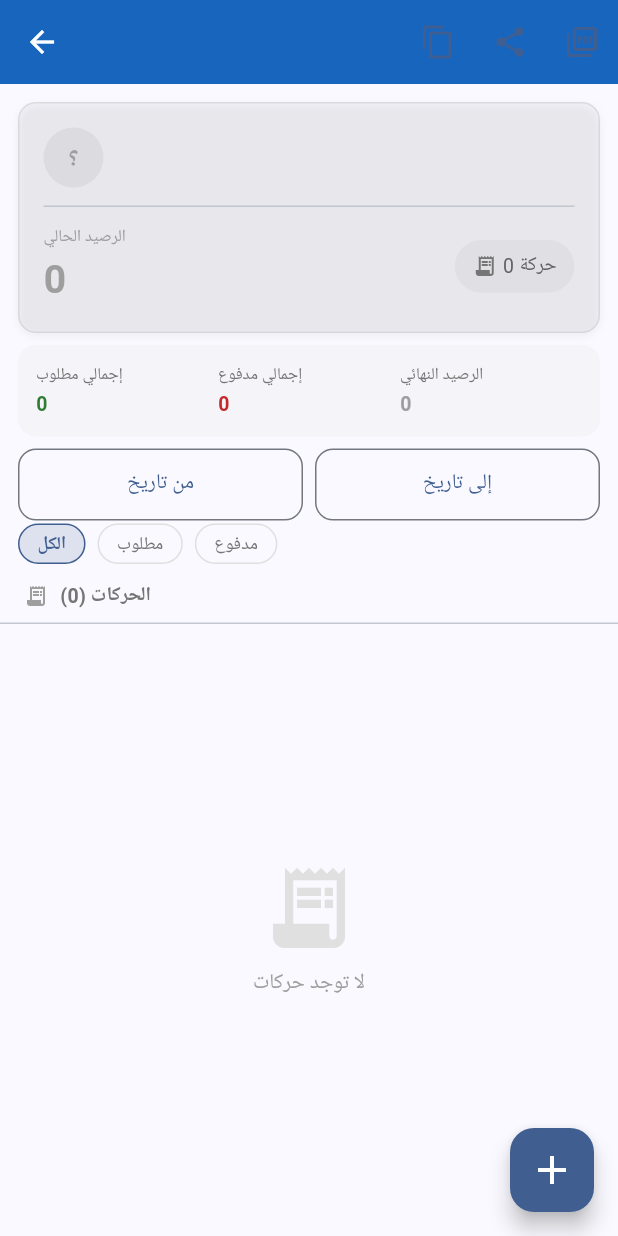
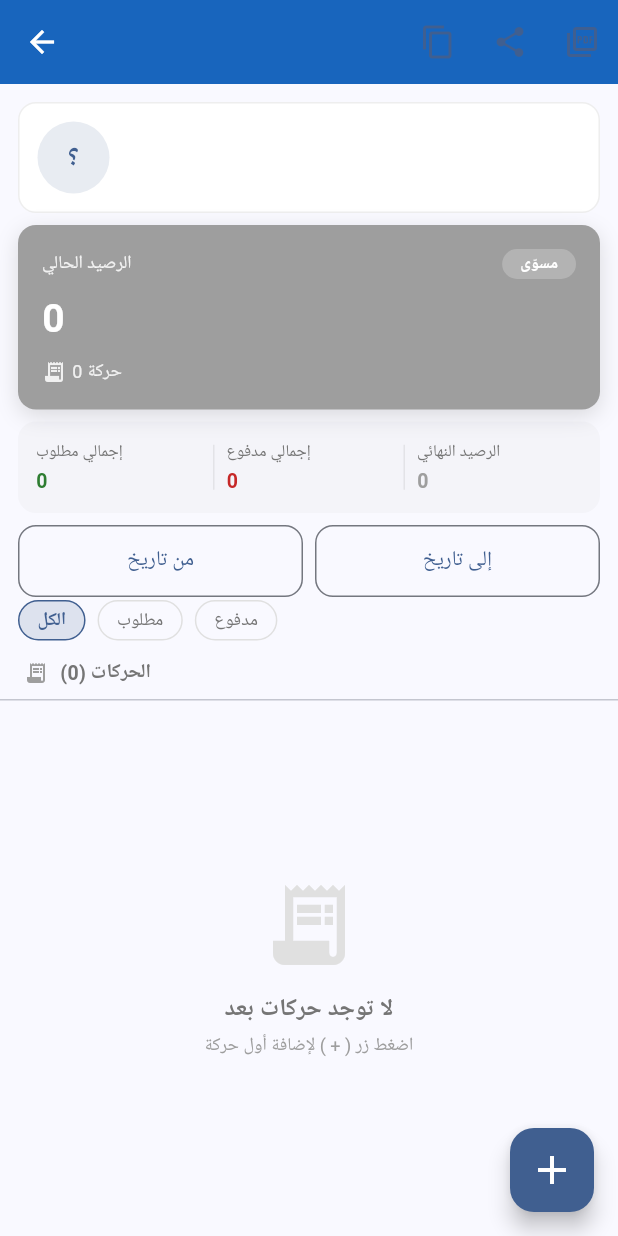
Before and after one commit to Mohammad-Hasan-it-96/Accounting-Book, a Flutter app: the CustomerDetailsScreen screen opened directly with empty values, on a phone screen of 412 x 824 dp. Run offline on Flutter 3.47's test engine with Material 3 defaults, Android fonts, the phone set to English and light mode, and no system bars; our stand-ins replace device_info_plus, file_picker, flutter_secure_storage, local_auth, package_info_plus, pdf and 4 more; missing offline and left inert: android_id, workmanager; accounts and stored records are empty; network calls fail.

Commit message:
Improve CustomerDetailsScreen: bold balance card, cleaner layout
- Split combined header into a customer-info card and a prominent
  color-filled balance hero card with a status pill
- Declutter transaction tile: badge+date inline, running balance in
  details column, edit/delete moved to a popup menu
- Richer empty state distinguishing "no transactions" from
  "no matches for filter" with a clear-filter action
- Tighten spacing and add separators between summary values

No balance calculations or business logic changed.

Co-Authored-By: Claude Opus 4.8 (1M context) <noreply@anthropic.com>

```diff
--- a/lib/screens/customer_details/customer_details_screen.dart
+++ b/lib/screens/customer_details/customer_details_screen.dart
@@ -306,6 +306,11 @@ class _CustomerDetailsScreenState extends State<CustomerDetailsScreen> {
         : _balance > 0
             ? AppColors.income
             : AppColors.expense;
+    final balanceStatus = _balance == 0
+        ? 'مسوّى'
+        : _balance > 0
+            ? 'مطلوب'
+            : 'مدفوع';
 
     return PopScope<bool>(
       canPop: false,
@@ -375,13 +380,15 @@ class _CustomerDetailsScreenState extends State<CustomerDetailsScreen> {
           ? const Center(child: CircularProgressIndicator())
           : Column(
               children: [
-                // ─── بطاقة معلومات العميل ────────────────────────────
-                _CustomerHeader(
-                  customer: widget.customer,
-                  currency: widget.currency,
+                // ─── معلومات العميل ─────────────────────────────────
+                _CustomerHeader(customer: widget.customer),
+                // ─── بطاقة الرصيد (بارزة) ───────────────────────────
+                _BalanceCard(
                   balance: _balance,
+                  currencyName: widget.currency.displayName,
+                  balanceColor: balanceColor,
+                  status: balanceStatus,
                   txCount: _transactions.length,
-                  balanceColor: balanceColor,
                 ),
                 _SummarySection(
                   summary: summary,
@@ -492,19 +499,15 @@ class _CustomerDetailsScreenState extends State<CustomerDetailsScreen> {
                 // ─── قائمة الحركات (الأحدث أولاً) ──────────────────
                 Expanded(
                   child: visibleTransactions.isEmpty
-                      ? Center(
-                          child: Column(
-                            mainAxisSize: MainAxisSize.min,
-                            children: [
-                              Icon(Icons.receipt_long,
-                                  size: AppIconSize.empty,
-                                  color: Colors.grey.shade300),
-                              const SizedBox(height: AppSpacing.sm),
-                              Text('لا توجد حركات',
-                                  style: TextStyle(
-                                      color: Colors.grey.shade500)),
-                            ],
-                          ),
+                      ? _EmptyTransactions(
+                          filtered: _fromDate != null ||
+                              _toDate != null ||
+                              _txTypeFilter != 0,
+                          onClearFilter: () => setState(() {
+                            _fromDate = null;
+                            _toDate = null;
+                            _txTypeFilter = 0;
+                          }),
                         )
                       : RefreshIndicator(
                           onRefresh: _load,
@@ -574,131 +577,198 @@ class _CustomerDetailsScreenState extends State<CustomerDetailsScreen> {
   }
 }
 
-// ─── بطاقة معلومات العميل ────────────────────────────────────────────────────
+// ─── معلومات العميل ──────────────────────────────────────────────────────────
 class _CustomerHeader extends StatelessWidget {
   final Customer customer;
-  final Currency currency;
+
+  const _CustomerHeader({required this.customer});
+
+  @override
+  Widget build(BuildContext context) {
+    final primary = Theme.of(context).colorScheme.primary;
+    final groupName = safeGroupName(customer);
+    final hasPhone = customer.gsm != null && customer.gsm!.isNotEmpty;
+    final isDark = Theme.of(context).brightness == Brightness.dark;
+
+    return Container(
+      width: double.infinity,
+      margin: const EdgeInsets.fromLTRB(
+          AppSpacing.md, AppSpacing.md, AppSpacing.md, AppSpacing.xs),
+      padding: const EdgeInsets.all(AppSpacing.md),
+      decoration: BoxDecoration(
+        color: isDark ? AppColors.cardDark : Colors.white,
+        borderRadius: AppRadius.mdAll,
+        border: Border.all(color: Colors.grey.shade200),
+      ),
+      child: Row(
+        children: [
+          CircleAvatar(
+            radius: 24,
+            backgroundColor: primary.withValues(alpha: 0.12),
+            child: Text(
+              customer.name.isNotEmpty ? customer.name[0] : '؟',
+              style: TextStyle(
+                  color: primary,
+                  fontWeight: FontWeight.bold,
+                  fontSize: AppFontSize.title),
+            ),
+          ),
+          const SizedBox(width: AppSpacing.md),
+          Expanded(
+            child: Column(
+              crossAxisAlignment: CrossAxisAlignment.start,
+              mainAxisSize: MainAxisSize.min,
+              children: [
+                Text(
+                  customer.name,
+                  maxLines: 1,
+                  overflow: TextOverflow.ellipsis,
+                  style: AppTextStyles.titleBold,
+                ),
+                if (hasPhone) ...[
+                  const SizedBox(height: AppSpacing.xxs),
+                  _InfoLine(icon: Icons.phone_outlined, text: customer.gsm!),
+                ],
+                if (groupName != null) ...[
+                  const SizedBox(height: AppSpacing.xxs),
+                  _InfoLine(icon: Icons.folder_outlined, text: groupName),
+                ],
+              ],
+            ),
+          ),
+        ],
+      ),
+    );
+  }
+}
+
+// سطر معلومة ثانوية (أيقونة + نص)
+class _InfoLine extends StatelessWidget {
+  final IconData icon;
+  final String text;
+  const _InfoLine({required this.icon, required this.text});
+
+  @override
+  Widget build(BuildContext context) {
+    return Row(
+      children: [
+        Icon(icon, size: AppIconSize.sm, color: Colors.grey.shade500),
+        const SizedBox(width: AppSpacing.xs),
+        Expanded(
+          child: Text(
+            text,
+            maxLines: 1,
+            overflow: TextOverflow.ellipsis,
+            style: TextStyle(
+                fontSize: AppFontSize.body, color: Colors.grey.shade600),
+          ),
+        ),
+      ],
+    );
+  }
+}
+
+// ─── بطاقة الرصيد (بارزة) ────────────────────────────────────────────────────
+class _BalanceCard extends StatelessWidget {
   final double balance;
+  final String currencyName;
+  final Color balanceColor;
+  final String status;
   final int txCount;
-  final Color balanceColor;
 
-  const _CustomerHeader({
-    required this.customer,
-    required this.currency,
+  const _BalanceCard({
     required this.balance,
+    required this.currencyName,
+    required this.balanceColor,
+    required this.status,
     required this.txCount,
-    required this.balanceColor,
   });
 
   @override
   Widget build(BuildContext context) {
-    final groupName = safeGroupName(customer);
     return Container(
       width: double.infinity,
       margin: const EdgeInsets.fromLTRB(
-          AppSpacing.md, AppSpacing.md, AppSpacing.md, AppSpacing.xs),
+          AppSpacing.md, AppSpacing.xs, AppSpacing.md, AppSpacing.xs),
       padding: const EdgeInsets.all(AppSpacing.lg),
       decoration: BoxDecoration(
-         color: balanceColor.withValues(alpha: 0.07),
+        color: balanceColor,
         borderRadius: AppRadius.mdAll,
-         border: Border.all(color: balanceColor.withValues(alpha: 0.25)),
         boxShadow: [
           BoxShadow(
-             color: Colors.black.withValues(alpha: 0.05),
-             blurRadius: 4,
-             offset: Offset(0, 2),
+            color: balanceColor.withValues(alpha: 0.35),
+            blurRadius: 12,
+            offset: const Offset(0, 4),
           ),
         ],
       ),
       child: Column(
         crossAxisAlignment: CrossAxisAlignment.start,
         children: [
-          // ─── الاسم ────────────────────────────────────────────────
           Row(
-            children: [
-              CircleAvatar(
-                radius: 20,
-                backgroundColor: balanceColor.withValues(alpha: 0.15),
-                child: Text(
-                  customer.name.isNotEmpty ? customer.name[0] : '؟',
-                  style: TextStyle(
-                      color: balanceColor, fontWeight: FontWeight.bold),
-                ),
-              ),
-              const SizedBox(width: AppSpacing.md),
-              Expanded(
-                child: Column(
-                  crossAxisAlignment: CrossAxisAlignment.start,
+            mainAxisAlignment: MainAxisAlignment.spaceBetween,
             children: [
               Text(
-                      customer.name,
-                      style: AppTextStyles.subtitleBold,
-                    ),
-                    if (customer.gsm != null && customer.gsm!.isNotEmpty)
-                      Text(
-                        customer.gsm!,
+                'الرصيد الحالي',
                 style: TextStyle(
-                            color: Colors.grey.shade600,
-                            fontSize: AppFontSize.body),
-                      ),
-                    if (groupName != null)
-                      Text(
-                        'المجموعة: $groupName',
-                        style: TextStyle(
-                            color: Colors.grey.shade600,
+                    color: Colors.white.withValues(alpha: 0.85),
                     fontSize: AppFontSize.small),
               ),
-                  ],
+              Container(
+                padding: const EdgeInsets.symmetric(
+                    horizontal: AppSpacing.md, vertical: AppSpacing.xxs),
+                decoration: ShapeDecoration(
+                  color: Colors.white.withValues(alpha: 0.22),
+                  shape: const StadiumBorder(),
+                ),
+                child: Text(
+                  status,
+                  style: const TextStyle(
+                      color: Colors.white,
+                      fontSize: AppFontSize.caption,
+                      fontWeight: FontWeight.bold),
                 ),
               ),
             ],
           ),
-          const SizedBox(height: AppSpacing.md),
-          const Divider(height: 1),
-          const SizedBox(height: AppSpacing.md),
-          // ─── الرصيد + عدد الحركات ────────────────────────────────
+          const SizedBox(height: AppSpacing.sm),
           Row(
-            mainAxisAlignment: MainAxisAlignment.spaceBetween,
+            crossAxisAlignment: CrossAxisAlignment.baseline,
+            textBaseline: TextBaseline.alphabetic,
             children: [
-              // الرصيد
-              Column(
-                crossAxisAlignment: CrossAxisAlignment.start,
-                children: [
-                  Text('الرصيد الحالي',
-                      style: TextStyle(
-                          fontSize: AppFontSize.caption,
-                          color: Colors.grey.shade500)),
-                  const SizedBox(height: AppSpacing.xxs),
-                   Text(
-                     '${FormatHelper.formatAmount(balance)} ${currency.displayName}',
-                     style: TextStyle(
-                         color: balanceColor,
+              Flexible(
+                child: Text(
+                  FormatHelper.formatAmount(balance),
+                  maxLines: 1,
+                  overflow: TextOverflow.ellipsis,
+                  style: const TextStyle(
+                      color: Colors.white,
                       fontSize: AppFontSize.display,
                       fontWeight: FontWeight.bold),
                 ),
+              ),
+              const SizedBox(width: AppSpacing.xs),
+              Text(
+                currencyName,
+                style: TextStyle(
+                    color: Colors.white.withValues(alpha: 0.85),
+                    fontSize: AppFontSize.subtitle,
+                    fontWeight: FontWeight.w600),
+              ),
             ],
           ),
-              // عدد الحركات
-              Container(
-                padding: const EdgeInsets.symmetric(
-                    horizontal: AppSpacing.md, vertical: AppSpacing.sm),
-                decoration: ShapeDecoration(
-                  color: Colors.grey.withValues(alpha: 0.1),
-                  shape: const StadiumBorder(),
-                ),
-                child: Row(
+          const SizedBox(height: AppSpacing.sm),
+          Row(
             children: [
               Icon(Icons.receipt_long,
-                        size: AppIconSize.sm, color: Colors.grey.shade600),
+                  size: AppIconSize.sm,
+                  color: Colors.white.withValues(alpha: 0.85)),
               const SizedBox(width: AppSpacing.xs),
               Text(
                 '$txCount حركة',
                 style: TextStyle(
-                          fontSize: AppFontSize.body,
-                          color: Colors.grey.shade700),
-                    ),
-                  ],
-                ),
+                    color: Colors.white.withValues(alpha: 0.85),
+                    fontSize: AppFontSize.small),
               ),
             ],
           ),
@@ -730,10 +800,20 @@ class _TransactionTile extends StatelessWidget {
     final color = isIn ? AppColors.income : AppColors.expense;
     final label = BalanceHelper.transactionLabel(tx.inFlag);
     final hasRemarks = tx.remarks != null && tx.remarks!.isNotEmpty;
+    final runningColor = runningBalance == 0
+        ? Colors.grey
+        : runningBalance > 0
+            ? AppColors.income
+            : AppColors.expense;
 
     return Card(
       margin: const EdgeInsets.symmetric(
           horizontal: AppSpacing.md, vertical: AppSpacing.xs),
+      elevation: 0,
+      shape: RoundedRectangleBorder(
+        borderRadius: AppRadius.mdAll,
+        side: BorderSide(color: Colors.grey.shade200),
+      ),
       child: Padding(
         padding: const EdgeInsets.fromLTRB(
             AppSpacing.md, AppSpacing.md, AppSpacing.xs, AppSpacing.md),
@@ -742,8 +822,8 @@ class _TransactionTile extends StatelessWidget {
           children: [
             // ─── أيقونة النوع ─────────────────────────────────────
             Container(
-              width: 40,
-              height: 40,
+              width: 44,
+              height: 44,
               decoration: BoxDecoration(
                 color: color.withValues(alpha: 0.12),
                 shape: BoxShape.circle,
@@ -751,19 +831,22 @@ class _TransactionTile extends StatelessWidget {
               child: Icon(
                 isIn ? Icons.arrow_downward : Icons.arrow_upward,
                 color: color,
-                size: AppIconSize.md,
+                size: AppIconSize.lg,
               ),
             ),
             const SizedBox(width: AppSpacing.md),
-            // ─── التفاصيل (نوع + تاريخ + ملاحظة) ────────────────
+            // ─── التفاصيل (نوع + تاريخ + ملاحظة + رصيد جارٍ) ──────
             Expanded(
               child: Column(
                 crossAxisAlignment: CrossAxisAlignment.start,
                 children: [
-                  // نوع الحركة كـ badge
+                  // النوع كـ badge + التاريخ بجانبه
+                  Row(
+                    children: [
                       Container(
                         padding: const EdgeInsets.symmetric(
-                        horizontal: AppSpacing.sm, vertical: AppSpacing.xxs),
+                            horizontal: AppSpacing.sm,
+                            vertical: AppSpacing.xxs),
                         decoration: ShapeDecoration(
                           color: color.withValues(alpha: 0.1),
                           shape: const StadiumBorder(),
@@ -777,36 +860,51 @@ class _TransactionTile extends StatelessWidget {
                           ),
                         ),
                       ),
-                  const SizedBox(height: AppSpacing.xs),
-                   // التاريخ
-                   if (tx.date != null)
-                     Text(
+                      if (tx.date != null) ...[
+                        const SizedBox(width: AppSpacing.sm),
+                        Flexible(
+                          child: Text(
                             FormatHelper.formatDate(tx.date),
+                            maxLines: 1,
+                            overflow: TextOverflow.ellipsis,
                             style: TextStyle(
-                           fontSize: AppFontSize.body,
+                                fontSize: AppFontSize.small,
                                 color: Colors.grey.shade500),
+                          ),
+                        ),
+                      ],
+                    ],
                   ),
                   // الملاحظة
                   if (hasRemarks) ...[
-                    const SizedBox(height: AppSpacing.xxs),
+                    const SizedBox(height: AppSpacing.xs),
                     Text(
                       tx.remarks!,
                       style: TextStyle(
                           fontSize: AppFontSize.small,
                           color: Colors.grey.shade600),
-                       maxLines: 1,
+                      maxLines: 2,
                       overflow: TextOverflow.ellipsis,
                     ),
                   ],
+                  const SizedBox(height: AppSpacing.xs),
+                  // الرصيد الجاري بعد هذه الحركة
+                  Text(
+                    'الرصيد بعدها: ${FormatHelper.formatAmount(runningBalance)}',
+                    style: TextStyle(
+                        fontSize: AppFontSize.caption,
+                        color: runningColor,
+                        fontWeight: FontWeight.w500),
+                  ),
                 ],
               ),
             ),
             const SizedBox(width: AppSpacing.sm),
-            // ─── المبلغ + أزرار ───────────────────────────────────
+            // ─── المبلغ (بارز) ───────────────────────────────────
             Column(
               crossAxisAlignment: CrossAxisAlignment.end,
+              mainAxisAlignment: MainAxisAlignment.center,
               children: [
-                 // المبلغ — واضح وكبير
                 Text(
                   FormatHelper.formatAmount(tx.out),
                   style: TextStyle(
@@ -821,46 +919,34 @@ class _TransactionTile extends StatelessWidget {
                   style: TextStyle(
                       fontSize: AppFontSize.micro, color: Colors.grey.shade400),
                 ),
-                const SizedBox(height: AppSpacing.xxs),
-                // الرصيد الجاري
-                Text(
-                  'رصيد: ${FormatHelper.formatAmount(runningBalance)}',
-                  style: TextStyle(
-                      fontSize: AppFontSize.micro,
-                      color: runningBalance == 0
-                          ? Colors.grey
-                          : runningBalance > 0
-                              ? AppColors.income
-                              : AppColors.expense),
+              ],
             ),
-                const SizedBox(height: AppSpacing.xxs),
-                // أزرار تعديل وحذف
-                Row(
-                  mainAxisSize: MainAxisSize.min,
-                  children: [
-                    SizedBox(
-                      width: 32,
-                      height: 32,
-                      child: IconButton(
-                        padding: EdgeInsets.zero,
-                        icon: Icon(Icons.edit_outlined,
-                            size: AppIconSize.sm, color: Colors.grey.shade500),
-                        onPressed: onEdit,
-                        tooltip: 'تعديل',
+            // ─── قائمة الإجراءات ─────────────────────────────────
+            PopupMenuButton<String>(
+              icon: Icon(Icons.more_vert,
+                  size: AppIconSize.md, color: Colors.grey.shade400),
+              tooltip: 'خيارات',
+              onSelected: (v) {
+                if (v == 'edit') onEdit();
+                if (v == 'delete') onDelete();
+              },
+              itemBuilder: (_) => const [
+                PopupMenuItem<String>(
+                  value: 'edit',
+                  child: Row(children: [
+                    Icon(Icons.edit_outlined, size: AppIconSize.md),
+                    SizedBox(width: AppSpacing.sm),
+                    Text('تعديل'),
+                  ]),
                 ),
-                    ),
-                    SizedBox(
-                      width: 32,
-                      height: 32,
-                      child: IconButton(
-                        padding: EdgeInsets.zero,
-                        icon: const Icon(Icons.delete_outline,
-                            size: AppIconSize.sm, color: Colors.red),
-                        onPressed: onDelete,
-                        tooltip: 'حذف',
-                      ),
-                    ),
-                  ],
+                PopupMenuItem<String>(
+                  value: 'delete',
+                  child: Row(children: [
+                    Icon(Icons.delete_outline,
+                        size: AppIconSize.md, color: Colors.red),
+                    SizedBox(width: AppSpacing.sm),
+                    Text('حذف', style: TextStyle(color: Colors.red)),
+                  ]),
                 ),
               ],
             ),
@@ -955,6 +1041,7 @@ class _SummarySection extends StatelessWidget {
               color: AppColors.income,
             ),
           ),
+          const _SummaryDivider(),
           Expanded(
             child: _SummaryValue(
               title: 'إجمالي مدفوع',
@@ -962,6 +1049,7 @@ class _SummarySection extends StatelessWidget {
               color: AppColors.expense,
             ),
           ),
+          const _SummaryDivider(),
           Expanded(
             child: _SummaryValue(
               title: 'الرصيد النهائي',
@@ -972,6 +1060,21 @@ class _SummarySection extends StatelessWidget {
           ),
         ],
       ),
+    );
+  }
+}
+
+// فاصل رأسي خفيف بين قيم الملخّص
+class _SummaryDivider extends StatelessWidget {
+  const _SummaryDivider();
+
+  @override
+  Widget build(BuildContext context) {
+    return Container(
+      width: 1,
+      height: 30,
+      margin: const EdgeInsets.symmetric(horizontal: AppSpacing.sm),
+      color: Colors.grey.withValues(alpha: 0.2),
     );
   }
 }
@@ -1012,3 +1115,62 @@ class _SummaryValue extends StatelessWidget {
     );
   }
 }
+
+// ─── حالة فارغة للحركات ──────────────────────────────────────────────────────
+class _EmptyTransactions extends StatelessWidget {
+  final bool filtered;
+  final VoidCallback onClearFilter;
+
+  const _EmptyTransactions({
+    required this.filtered,
+    required this.onClearFilter,
+  });
+
+  @override
+  Widget build(BuildContext context) {
+    return Center(
+      child: Padding(
+        padding: const EdgeInsets.all(AppSpacing.xl),
+        child: Column(
+          mainAxisSize: MainAxisSize.min,
+          children: [
+            Icon(
+              filtered ? Icons.filter_alt_off_outlined : Icons.receipt_long,
+              size: AppIconSize.empty,
+              color: Colors.grey.shade300,
+            ),
+            const SizedBox(height: AppSpacing.md),
+            Text(
+              filtered ? 'لا توجد حركات مطابقة للفلتر' : 'لا توجد حركات بعد',
+              textAlign: TextAlign.center,
+              style: TextStyle(
+                fontSize: AppFontSize.subtitle,
+                fontWeight: FontWeight.w600,
+                color: Colors.grey.shade600,
+              ),
+            ),
+            const SizedBox(height: AppSpacing.xs),
+            Text(
+              filtered
+                  ? 'جرّب تعديل التواريخ أو نوع الحركة'
+                  : 'اضغط زر ( + ) لإضافة أول حركة',
+              textAlign: TextAlign.center,
+              style: TextStyle(
+                fontSize: AppFontSize.small,
+                color: Colors.grey.shade500,
+              ),
+            ),
+            if (filtered) ...[
+              const SizedBox(height: AppSpacing.md),
+              TextButton.icon(
+                onPressed: onClearFilter,
+                icon: const Icon(Icons.clear, size: AppIconSize.sm),
+                label: const Text('مسح الفلتر'),
+              ),
+            ],
+          ],
+        ),
+      ),
+    );
+  }
+}
```
Lines whose indentation alone changed are shown as unchanged.
